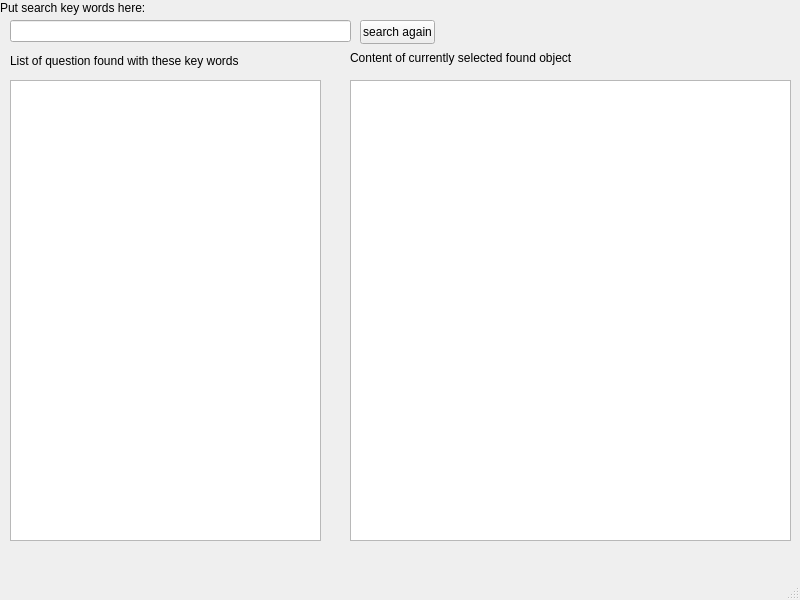
This is searcherMainWindow.ui in KoPasha/py_questionSearcher as Qt 5 draws it before an edit. The edited form follows.
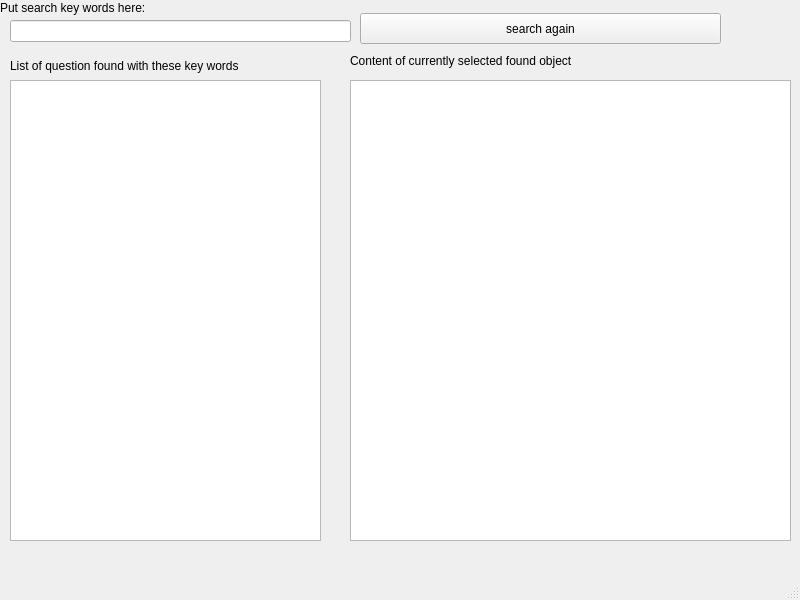
This is the edited form.

Commit message: bigger form design

Diff of the .ui file:
```diff
--- a/searcherMainWindow.ui
+++ b/searcherMainWindow.ui
@@ -29,7 +29,7 @@
      <rect>
       <x>0</x>
       <y>0</y>
-      <width>151</width>
+      <width>441</width>
       <height>16</height>
      </rect>
     </property>
@@ -61,9 +61,9 @@
     <property name="geometry">
      <rect>
       <x>360</x>
-      <y>20</y>
-      <width>75</width>
-      <height>24</height>
+      <y>13</y>
+      <width>361</width>
+      <height>31</height>
      </rect>
     </property>
     <property name="text">
@@ -75,8 +75,8 @@
      <rect>
       <x>10</x>
       <y>50</y>
-      <width>231</width>
-      <height>21</height>
+      <width>321</width>
+      <height>31</height>
      </rect>
     </property>
     <property name="text">
@@ -88,8 +88,8 @@
      <rect>
       <x>350</x>
       <y>50</y>
-      <width>351</width>
-      <height>16</height>
+      <width>441</width>
+      <height>21</height>
      </rect>
     </property>
     <property name="text">
```
Left out of the diff: 2 changed lines with no effect on the pictures. The commit also changes 1 other file.
